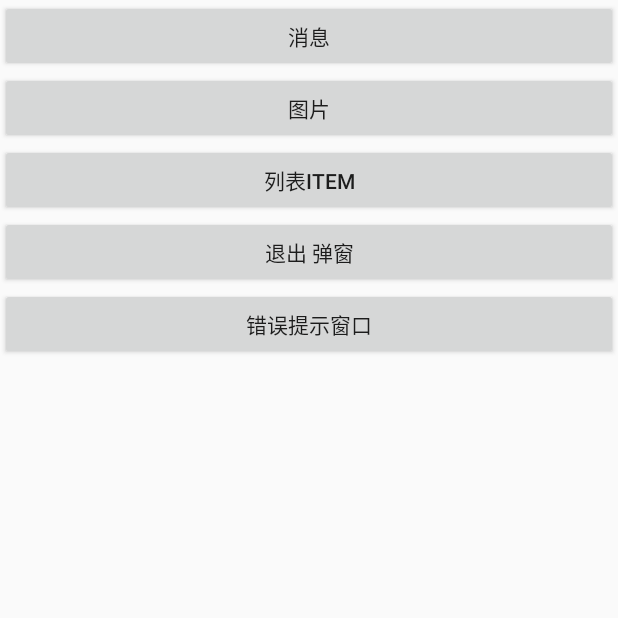
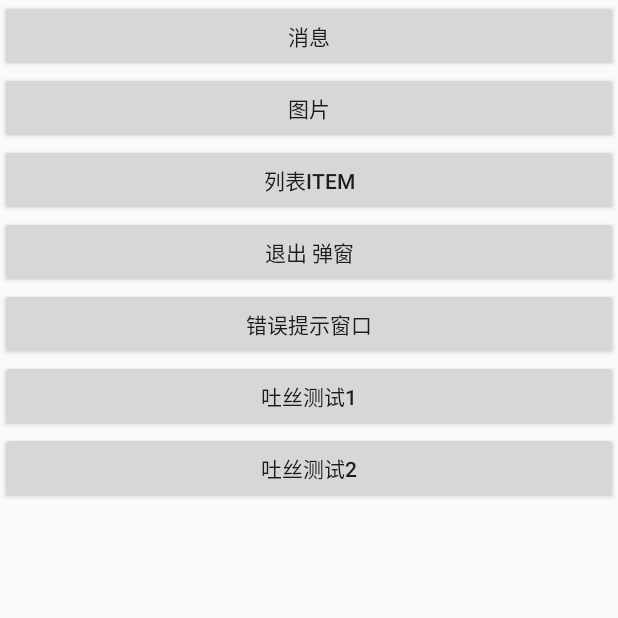
Before and after one commit to qiuyejingmei1016/AllDemoProjects, an Android app: the screen it shows after launch (MainActivity), on a phone screen of 412 x 824 dp, the top half of it. Run offline under Robolectric (Android 15) with nearby library versions, the phone set to English and light mode, and no system bars.

Commit message:
submit
Signed-off-by: yyh <1105116705@qq.com>

```diff
--- a/AndroidshowDialog/Custom_Dialog_Library/src/main/res/layout/activity_main.xml
+++ /dev/null
@@ -1,37 +0,0 @@
-<LinearLayout
-        xmlns:android="http://schemas.android.com/apk/res/android"
-        android:layout_width="match_parent"
-        android:layout_height="match_parent"
-        android:orientation="vertical">
-
-    <Button
-            android:id="@+id/btn1"
-            android:layout_width="match_parent"
-            android:layout_height="wrap_content"
-            android:text="消息"/>
-
-    <Button
-            android:id="@+id/btn2"
-            android:layout_width="match_parent"
-            android:layout_height="wrap_content"
-            android:text="图片"/>
-
-    <Button
-            android:id="@+id/btn3"
-            android:layout_width="match_parent"
-            android:layout_height="wrap_content"
-            android:text="列表"/>
-
-    <Button
-            android:id="@+id/btn4"
-            android:layout_width="match_parent"
-            android:layout_height="wrap_content"
-            android:text="按钮一"/>
-
-    <Button
-            android:id="@+id/btn5"
-            android:layout_width="match_parent"
-            android:layout_height="wrap_content"
-            android:text="按钮二"/>
-
-</LinearLayout>
--- a/AndroidshowDialog/app/src/main/java/example/com/showdialog/MainActivity.java
+++ b/AndroidshowDialog/app/src/main/java/example/com/showdialog/MainActivity.java
@@ -4,13 +4,14 @@ import android.app.Activity;
 import android.os.Bundle;
 import android.util.Log;
 import android.view.View;
-import android.widget.Button;
 import android.widget.Toast;
 
 import com.customdialog.widget.ActionSheetDialog;
 import com.customdialog.widget.AlertDialog;
 
 import java.util.ArrayList;
+
+import example.com.showdialog.utils.ToastUtil;
 
 /**
  * package:example.com.showdialog
@@ -20,7 +21,6 @@ import java.util.ArrayList;
  */
 public class MainActivity extends Activity implements View.OnClickListener {
 
-    private Button btn1, btn2, btn3, btn4, btn5;
 
     @Override
     protected void onCreate(Bundle savedInstanceState) {
@@ -30,16 +30,13 @@ public class MainActivity extends Activity implements View.OnClickListener {
     }
 
     private void initView() {
-        btn1 = (Button) findViewById(R.id.btn1);
-        btn2 = (Button) findViewById(R.id.btn2);
-        btn3 = (Button) findViewById(R.id.btn3);
-        btn4 = (Button) findViewById(R.id.btn4);
-        btn5 = (Button) findViewById(R.id.btn5);
-        btn1.setOnClickListener(this);
-        btn2.setOnClickListener(this);
-        btn3.setOnClickListener(this);
-        btn4.setOnClickListener(this);
-        btn5.setOnClickListener(this);
+        findViewById(R.id.btn1).setOnClickListener(this);
+        findViewById(R.id.btn2).setOnClickListener(this);
+        findViewById(R.id.btn3).setOnClickListener(this);
+        findViewById(R.id.btn4).setOnClickListener(this);
+        findViewById(R.id.btn5).setOnClickListener(this);
+        findViewById(R.id.btn6).setOnClickListener(this);
+        findViewById(R.id.btn7).setOnClickListener(this);
     }
 
     @Override
@@ -164,6 +161,13 @@ public class MainActivity extends Activity implements View.OnClickListener {
                             }
                         }).show();
                 break;
+
+            case R.id.btn6:
+                ToastUtil.showImageToast(this, "带图片的提示");
+                break;
+            case R.id.btn7:
+                ToastUtil.showTextToast(this, "默认提示样式");
+                break;
         }
     }
 }
--- a/AndroidshowDialog/app/src/main/res/layout/activity_main.xml
+++ b/AndroidshowDialog/app/src/main/res/layout/activity_main.xml
@@ -1,34 +1,44 @@
 <LinearLayout xmlns:android="http://schemas.android.com/apk/res/android"
               xmlns:tools="http://schemas.android.com/tools" android:layout_width="match_parent"
               android:layout_height="match_parent"
-    tools:context=".MainActivity"
-    android:orientation="vertical">
+              android:orientation="vertical"
+              tools:context=".MainActivity">
 
 
     <Button
             android:id="@+id/btn1"
             android:layout_width="match_parent"
             android:layout_height="wrap_content"
-        android:text="消息" />
+            android:text="消息"/>
     <Button
             android:id="@+id/btn2"
             android:layout_width="match_parent"
             android:layout_height="wrap_content"
-        android:text="图片" />
+            android:text="图片"/>
     <Button
             android:id="@+id/btn3"
             android:layout_width="match_parent"
             android:layout_height="wrap_content"
-        android:text="列表Item" />
+            android:text="列表Item"/>
     <Button
             android:id="@+id/btn4"
             android:layout_width="match_parent"
             android:layout_height="wrap_content"
-        android:text="退出 弹窗" />
+            android:text="退出 弹窗"/>
     <Button
             android:id="@+id/btn5"
             android:layout_width="match_parent"
             android:layout_height="wrap_content"
-        android:text="错误提示窗口" />
+            android:text="错误提示窗口"/>
+    <Button
+            android:id="@+id/btn6"
+            android:layout_width="match_parent"
+            android:layout_height="wrap_content"
+            android:text="吐丝测试1"/>
+    <Button
+            android:id="@+id/btn7"
+            android:layout_width="match_parent"
+            android:layout_height="wrap_content"
+            android:text="吐丝测试2"/>
 
 </LinearLayout>
--- a/RefreshLayout-master/refresh/src/main/res/values/strings.xml
+++ b/RefreshLayout-master/refresh/src/main/res/values/strings.xml
@@ -6,7 +6,7 @@
     <string name="header_release">释放立即刷新</string>
     <string name="header_refresh_finish">刷新完成</string>
     <string name="header_refresh_failure">刷新失败</string>
-    <string name="header_update">上次更新 M-d HH:mm</string>
+    <string name="header_update">上次更新 MM-dd HH:mm</string>
 
     <string name="footer_pulling">上拉加载更多</string>
     <string name="footer_release">释放立即加载</string>
```
Also changed, not shown: AndroidshowDialog/app/src/main/res/drawable/bg_toast_view.xml (added, +8 -0 lines), AndroidshowDialog/app/src/main/res/layout/view_toast.xml (added, +23 -0 lines), FlavorsConfigDemo/app/build.gradle (+18 -24 lines), RefreshLayout-master/refresh/src/main/res/layout/footer_view_layout.xml (+9 -8 lines), RefreshLayout-master/refresh/src/main/res/layout/header_view_layout.xml (+10 -11 lines), 1 other file. Lines whose indentation alone changed are shown as unchanged.
